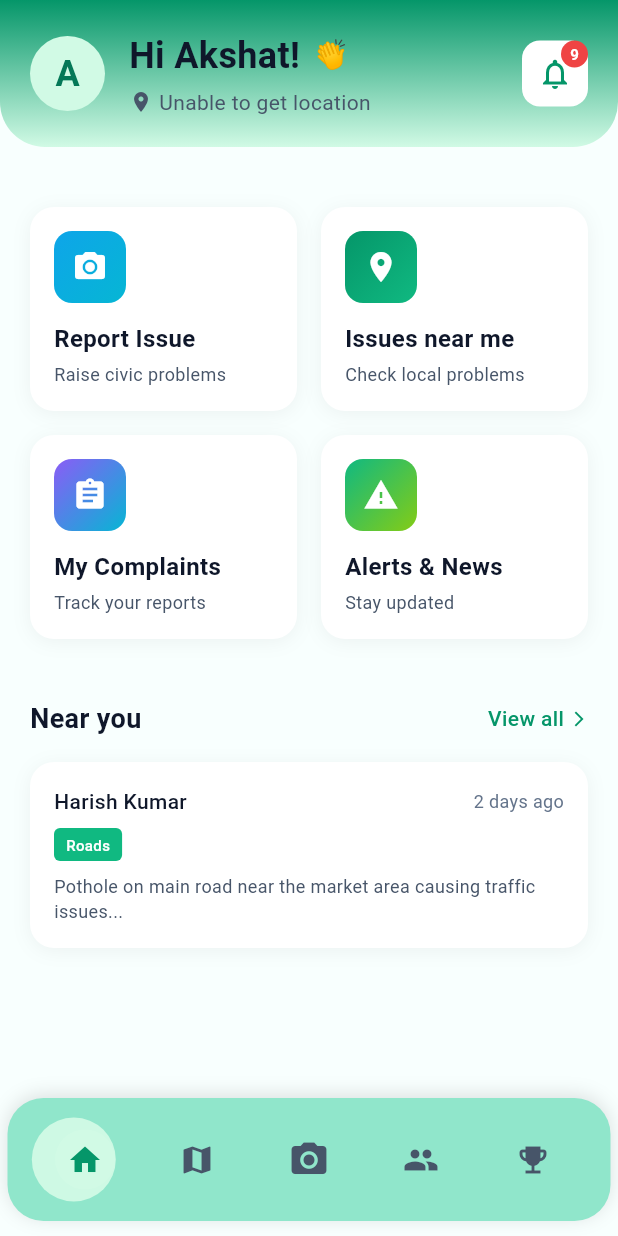
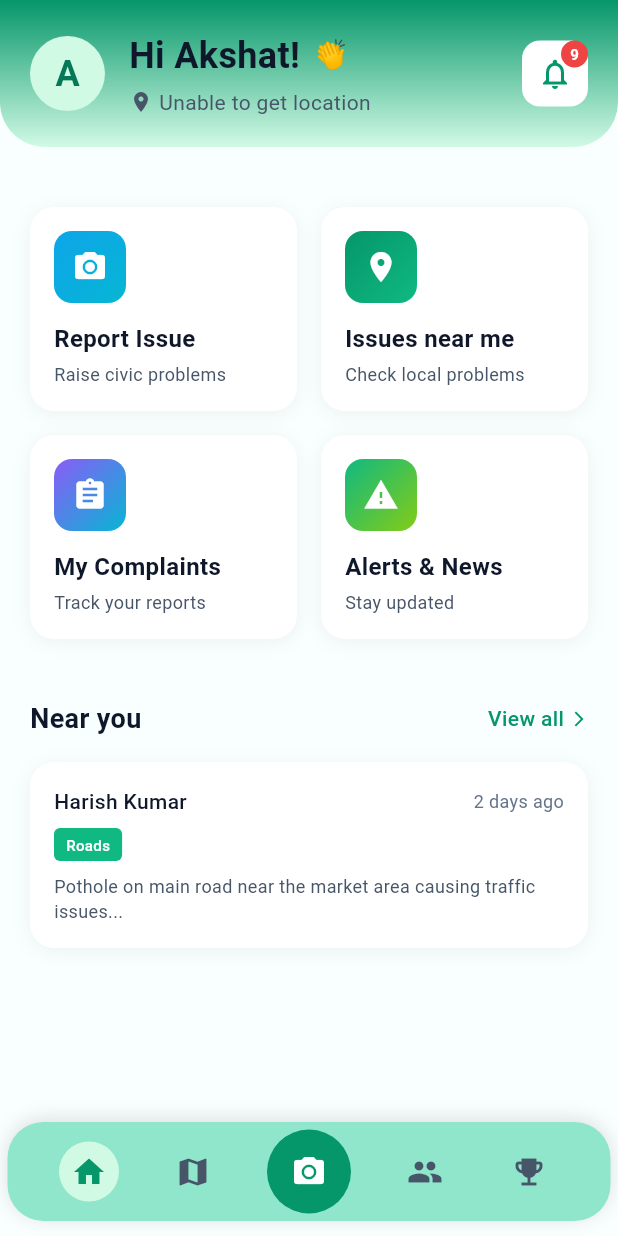
Before and after one commit to Akshat-95/Aayam, a Flutter app: the screen it shows after launch, on a phone screen of 412 x 824 dp. Run offline on Flutter 3.47's test engine with Material 3 defaults, Android fonts, the light colour scheme and no system bars; our stand-ins replace audioplayers, camera, flutter_map, geocoding, geolocator, latlong2 and 1 more.

Commit message:
bottom-nav fixed

```diff
--- a/lib/widgets/custom_bottom_nav.dart
+++ b/lib/widgets/custom_bottom_nav.dart
@@ -21,76 +21,84 @@ class CustomBottomNav extends StatefulWidget {
 class _CustomBottomNavState extends State<CustomBottomNav> {
   int? _pressedIndex;
 
-  Alignment _alignmentForIndex(int index, int count) {
-    if (count <= 1) return Alignment.center;
-    final double step = 2 / (count - 1); // from -1 to 1 inclusive
-    final double x = -1 + (index * step);
-    return Alignment(x, 0);
+  void _handleTap(int index) {
+    // If index is transient, do not expect parent to change currentIndex
+    widget.onTap(index);
   }
 
   Widget _buildNavItem({
     required IconData icon,
     required String label,
     required int index,
-    bool isActive = false,
+    required bool isActive,
     bool isSpecial = false,
   }) {
-    final bool showActive =
-        isActive && !widget.transientIndices.contains(index);
+    final bool isTransient = widget.transientIndices.contains(index);
+
+    if (isSpecial) {
+      return GestureDetector(
+        onTapDown: (_) => setState(() => _pressedIndex = index),
+        onTapUp: (_) => setState(() => _pressedIndex = null),
+        onTapCancel: () => setState(() => _pressedIndex = null),
+        onTap: () => _handleTap(index),
+        child: AnimatedScale(
+          scale: _pressedIndex == index ? 0.9 : 1.0,
+          duration: const Duration(milliseconds: 120),
+          child: Container(
+            width: 56,
+            height: 56,
+            decoration: const BoxDecoration(
+              color: AppColors.primaryGreen,
+              shape: BoxShape.circle,
+            ),
+            child: Icon(icon, color: Colors.white, size: 24),
+          ),
+        ),
+      );
+    }
 
     return GestureDetector(
       onTapDown: (_) => setState(() => _pressedIndex = index),
-      onTapUp: (_) {
-        setState(() => _pressedIndex = null);
-        widget.onTap(index);
-      },
+      onTapUp: (_) => setState(() => _pressedIndex = null),
       onTapCancel: () => setState(() => _pressedIndex = null),
+      onTap: () => _handleTap(index),
       child: AnimatedScale(
-        scale: _pressedIndex == index ? 0.92 : 1.0,
+        scale: _pressedIndex == index ? 0.9 : 1.0,
         duration: const Duration(milliseconds: 120),
-        child: SizedBox(
-          width: 56,
-          height: 56,
-          child: Stack(
-            alignment: Alignment.center,
+        child: Container(
+          padding: const EdgeInsets.symmetric(vertical: 8),
+          child: Column(
+            mainAxisSize: MainAxisSize.min,
             children: [
               AnimatedContainer(
                 duration: const Duration(milliseconds: 200),
-                width: 40,
-                height: 40,
+                padding: const EdgeInsets.all(8),
                 decoration: BoxDecoration(
-                  color: showActive ? AppColors.lightGreen : Colors.transparent,
+                  color: isActive ? AppColors.lightGreen : Colors.transparent,
                   shape: BoxShape.circle,
                 ),
-                child: Center(
                 child: Icon(
                   icon,
-                    color: showActive
+                  color: isActive
                       ? AppColors.primaryGreen
                       : AppColors.secondaryText,
-                    size: isSpecial ? 28 : 24,
+                  size: 24,
                 ),
               ),
-              ),
-              if (label.isNotEmpty)
-                Positioned(
-                  bottom: 0,
-                  left: 0,
-                  right: 0,
-                  child: AnimatedDefaultTextStyle(
+              if (label.isNotEmpty) ...[
+                const SizedBox(height: 4),
+                AnimatedDefaultTextStyle(
                   duration: const Duration(milliseconds: 200),
                   style: TextStyle(
                     fontSize: 12,
-                      color: showActive
+                    color: isActive
                         ? AppColors.primaryGreen
                         : AppColors.secondaryText,
-                      fontWeight: showActive
-                          ? FontWeight.w600
-                          : FontWeight.normal,
+                    fontWeight: isActive ? FontWeight.w600 : FontWeight.normal,
                   ),
-                    child: Text(label, textAlign: TextAlign.center),
+                  child: Text(label),
                 ),
-                ),
+              ],
             ],
           ),
         ),
@@ -100,15 +108,7 @@ class _CustomBottomNavState extends State<CustomBottomNav> {
 
   @override
   Widget build(BuildContext context) {
-    const int itemCount = 5;
-    final Alignment indicatorAlign = _alignmentForIndex(
-      widget.currentIndex,
-      itemCount,
-    );
-
-    return SafeArea(
-      top: false,
-      child: Container(
+    return Container(
       padding: const EdgeInsets.all(5),
       margin: const EdgeInsets.symmetric(horizontal: 5, vertical: 10),
       decoration: const BoxDecoration(
@@ -122,35 +122,7 @@ class _CustomBottomNavState extends State<CustomBottomNav> {
           ),
         ],
       ),
-        child: LayoutBuilder(
-          builder: (context, constraints) {
-            return SizedBox(
-              height: 72,
-              child: Stack(
-                alignment: Alignment.center,
-                children: [
-                  // Sliding circular indicator
-                  AnimatedAlign(
-                    alignment: indicatorAlign,
-                    duration: const Duration(milliseconds: 300),
-                    curve: Curves.easeInOut,
-                    child: FractionallySizedBox(
-                      widthFactor: 1 / itemCount,
-                      child: Center(
-                        child: Container(
-                          width: 56,
-                          height: 56,
-                          decoration: BoxDecoration(
-                            color: AppColors.lightGreen.withOpacity(0.95),
-                            shape: BoxShape.circle,
-                          ),
-                        ),
-                      ),
-                    ),
-                  ),
-
-                  // Row of nav items
-                  Row(
+      child: Row(
         mainAxisAlignment: MainAxisAlignment.spaceEvenly,
         children: [
           _buildNavItem(
@@ -163,7 +135,9 @@ class _CustomBottomNavState extends State<CustomBottomNav> {
             icon: Icons.map,
             label: '',
             index: 1,
-                        isActive: widget.currentIndex == 1,
+            isActive:
+                widget.currentIndex == 1 &&
+                !widget.transientIndices.contains(1),
           ),
           _buildNavItem(
             icon: Icons.camera_alt,
@@ -186,12 +160,6 @@ class _CustomBottomNavState extends State<CustomBottomNav> {
           ),
         ],
       ),
-                ],
-              ),
-            );
-          },
-        ),
-      ),
     );
   }
 }
```
Lines whose indentation alone changed are shown as unchanged.
